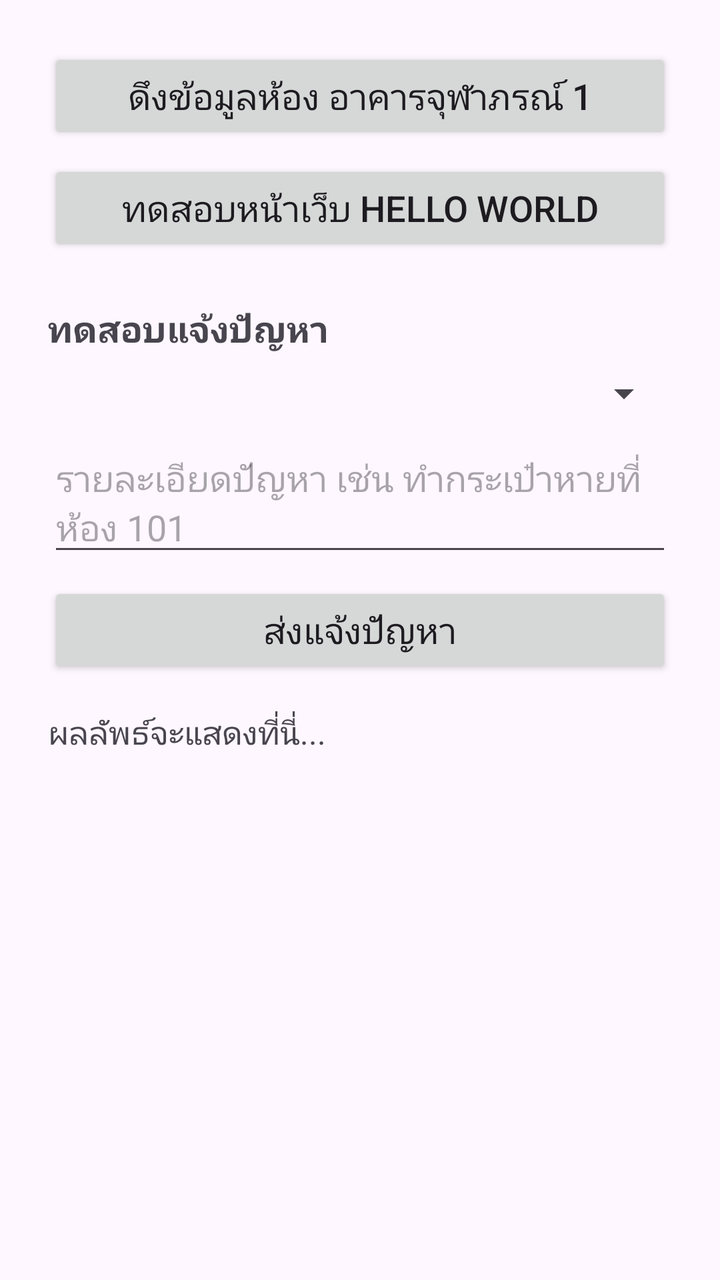
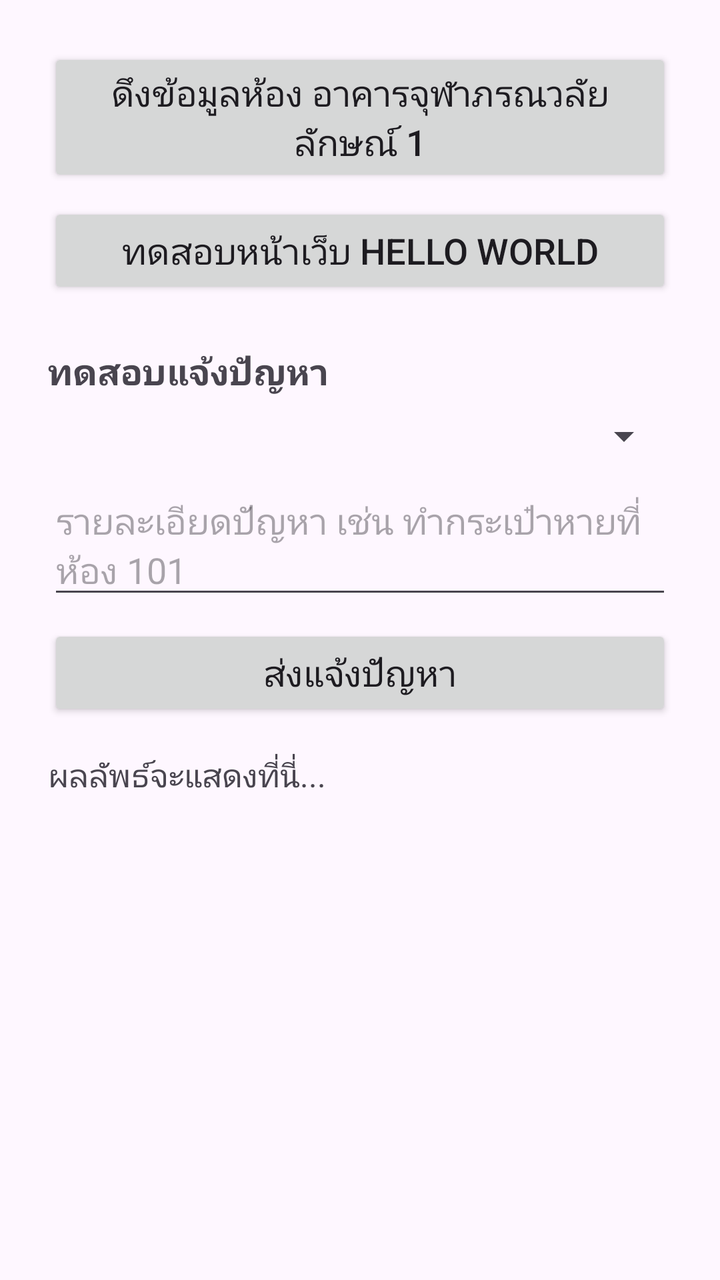

Before-and-after screenshots of an Android layout around one commit, followed by the original layout XML and the change that was made.
<!-- AndroidManifest.xml: application theme Theme.KmitlMapPilot -->
<!-- res/layout/activity_main.xml -->
<?xml version="1.0" encoding="utf-8"?>
<LinearLayout xmlns:android="http://schemas.android.com/apk/res/android"
    android:id="@+id/main"
    android:layout_width="match_parent"
    android:layout_height="match_parent"
    android:orientation="vertical"
    android:padding="24dp">

    
    <Button
        android:id="@+id/btnLoadMap"
        android:layout_width="match_parent"
        android:layout_height="wrap_content"
        android:text="ดึงข้อมูลห้อง อาคารจุฬาภรณ์ 1"
        android:textSize="18sp" />

    
    <Button
        android:id="@+id/btnOpenActivity2"
        android:layout_width="match_parent"
        android:layout_height="wrap_content"
        android:layout_marginTop="8dp"
        android:text="ทดสอบหน้าเว็บ Hello World"
        android:textSize="18sp" />

    
    <TextView
        android:layout_width="wrap_content"
        android:layout_height="wrap_content"
        android:layout_marginTop="24dp"
        android:text="ทดสอบแจ้งปัญหา"
        android:textStyle="bold"
        android:textSize="18sp" />

    
    <Spinner
        android:id="@+id/spinnerCategory"
        android:layout_width="match_parent"
        android:layout_height="wrap_content"
        android:layout_marginTop="8dp" />

    <EditText
        android:id="@+id/etDescription"
        android:layout_width="match_parent"
        android:layout_height="wrap_content"
        android:layout_marginTop="8dp"
        android:hint="รายละเอียดปัญหา เช่น ทำกระเป๋าหายที่ห้อง 101"
        android:inputType="textMultiLine"
        android:minLines="2" />

    <Button
        android:id="@+id/btnSendReport"
        android:layout_width="match_parent"
        android:layout_height="wrap_content"
        android:layout_marginTop="8dp"
        android:text="ส่งแจ้งปัญหา"
        android:textSize="18sp" />

    
    <ScrollView
        android:layout_width="match_parent"
        android:layout_height="match_parent"
        android:layout_marginTop="16dp">

        <TextView
            android:id="@+id/tvData"
            android:layout_width="match_parent"
            android:layout_height="wrap_content"
            android:text="ผลลัพธ์จะแสดงที่นี่..."
            android:textSize="16sp" />
    </ScrollView>

</LinearLayout>
<!-- resources referenced by this layout -->
<resources>
  <style name="Theme.KmitlMapPilot" parent="Base.Theme.KmitlMapPilot" />
  <style name="Base.Theme.KmitlMapPilot" parent="Theme.Material3.DayNight.NoActionBar">
          
          
      </style>
</resources>

<!-- the commit's change to res/layout/activity_main.xml (unified diff, before → after) -->
@@ -11,7 +11,7 @@
         android:id="@+id/btnLoadMap"
         android:layout_width="match_parent"
         android:layout_height="wrap_content"
-        android:text="ดึงข้อมูลห้อง อาคารจุฬาภรณ์ 1"
+        android:text="ดึงข้อมูลห้อง อาคารจุฬาภรณวลัยลักษณ์ 1"
         android:textSize="18sp" />
 
     
